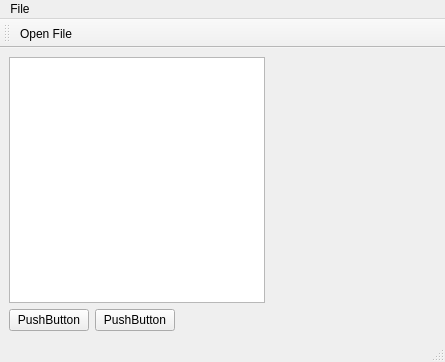
This is mainwindow.ui in 2025-GROUP-1/2025_GROUP_1 as Qt 5 draws it before an edit. The edited form follows.
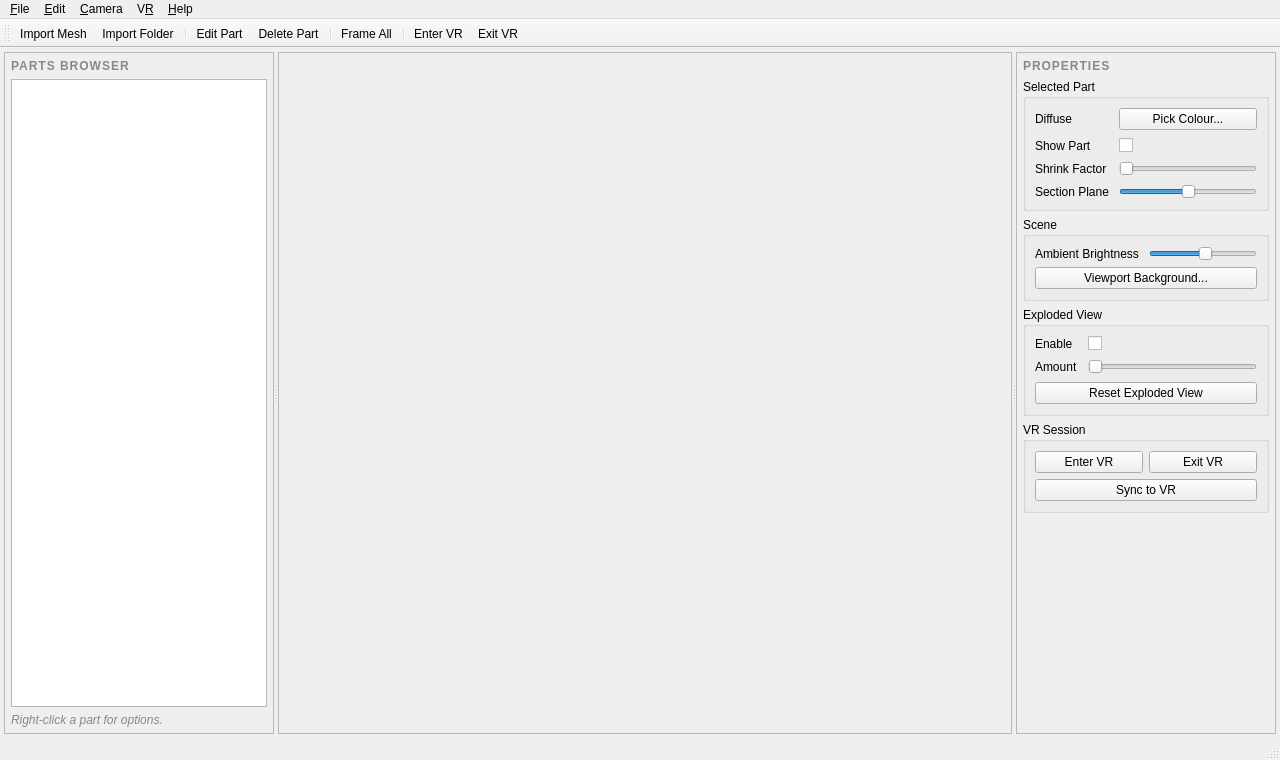
This is the edited form. Icons and pictures are not drawn. Custom widgets are drawn as their Qt base class.

Commit message: Added GUI, and filters including the explode feature. Allows opening of files and folders. Needs VR integration after merge of branches.

Patch:
```diff
--- a/mainwindow.ui
+++ b/mainwindow.ui
@@ -6,78 +6,426 @@
    <rect>
     <x>0</x>
     <y>0</y>
-    <width>445</width>
-    <height>362</height>
+				<width>1280</width>
+				<height>760</height>
    </rect>
   </property>
   <property name="windowTitle">
-   <string>MainWindow</string>
+			<string>VR Base Station</string>
   </property>
   <widget class="QWidget" name="centralwidget">
-   <layout class="QVBoxLayout" name="verticalLayout">
+			<layout class="QHBoxLayout" name="centralLayout">
+				<property name="spacing">
+					<number>4</number>
+				</property>
+				<property name="leftMargin">
+					<number>4</number>
+				</property>
+				<property name="topMargin">
+					<number>4</number>
+				</property>
+				<property name="rightMargin">
+					<number>4</number>
+				</property>
+				<property name="bottomMargin">
+					<number>4</number>
+				</property>
     <item>
-     <layout class="QHBoxLayout" name="horizontalLayout">
+					<widget class="QSplitter" name="mainSplitter">
+						<property name="orientation">
+							<enum>Qt::Orientation::Horizontal</enum>
+						</property>
+						<property name="handleWidth">
+							<number>4</number>
+						</property>
+						<property name="childrenCollapsible">
+							<bool>false</bool>
+						</property>
+						<widget class="QFrame" name="browserFrame">
+							<property name="minimumSize">
+								<size>
+									<width>220</width>
+									<height>0</height>
+								</size>
+							</property>
+							<property name="frameShape">
+								<enum>QFrame::Shape::StyledPanel</enum>
+							</property>
+							<layout class="QVBoxLayout" name="browserLayout">
+								<property name="leftMargin">
+									<number>6</number>
+								</property>
+								<property name="topMargin">
+									<number>6</number>
+								</property>
+								<property name="rightMargin">
+									<number>6</number>
+								</property>
+								<property name="bottomMargin">
+									<number>6</number>
+								</property>
+								<item>
+									<widget class="QLabel" name="browserHeading">
+										<property name="styleSheet">
+											<string notr="true">font-weight: bold; letter-spacing: 1px; color: #888;</string>
+										</property>
+										<property name="text">
+											<string>PARTS BROWSER</string>
+										</property>
+									</widget>
+								</item>
       <item>
        <widget class="QTreeView" name="treeView">
-        <property name="sizePolicy">
-         <sizepolicy hsizetype="Fixed" vsizetype="Expanding">
-          <horstretch>0</horstretch>
-          <verstretch>0</verstretch>
-         </sizepolicy>
-        </property>
         <property name="contextMenuPolicy">
          <enum>Qt::ContextMenuPolicy::ActionsContextMenu</enum>
         </property>
-       </widget>
-      </item>
+										<property name="alternatingRowColors">
+											<bool>true</bool>
+										</property>
+										<property name="rootIsDecorated">
+											<bool>true</bool>
+										</property>
+									</widget>
+								</item>
+								<item>
+									<widget class="QLabel" name="browserHint">
+										<property name="styleSheet">
+											<string notr="true">color: #888; font-style: italic;</string>
+										</property>
+										<property name="text">
+											<string>Right-click a part for options.</string>
+										</property>
+										<property name="wordWrap">
+											<bool>true</bool>
+										</property>
+									</widget>
+								</item>
+							</layout>
+						</widget>
+						<widget class="QFrame" name="viewportFrame">
+							<property name="sizePolicy">
+								<sizepolicy hsizetype="Expanding" vsizetype="Expanding">
+									<horstretch>2</horstretch>
+									<verstretch>0</verstretch>
+								</sizepolicy>
+							</property>
+							<property name="frameShape">
+								<enum>QFrame::Shape::StyledPanel</enum>
+							</property>
+							<layout class="QVBoxLayout" name="viewportLayout">
+								<property name="spacing">
+									<number>0</number>
+								</property>
+								<property name="leftMargin">
+									<number>0</number>
+								</property>
+								<property name="topMargin">
+									<number>0</number>
+								</property>
+								<property name="rightMargin">
+									<number>0</number>
+								</property>
+								<property name="bottomMargin">
+									<number>0</number>
+								</property>
       <item>
        <widget class="QVTKOpenGLNativeWidget" name="vtkWidget" native="true">
         <property name="sizePolicy">
          <sizepolicy hsizetype="Expanding" vsizetype="Expanding">
-          <horstretch>0</horstretch>
-          <verstretch>0</verstretch>
+												<horstretch>1</horstretch>
+												<verstretch>1</verstretch>
          </sizepolicy>
         </property>
         <property name="minimumSize">
          <size>
-          <width>0</width>
+												<width>400</width>
+												<height>300</height>
+											</size>
+										</property>
+									</widget>
+								</item>
+							</layout>
+						</widget>
+						<widget class="QFrame" name="propertiesFrame">
+							<property name="minimumSize">
+								<size>
+									<width>260</width>
           <height>0</height>
          </size>
         </property>
-       </widget>
-      </item>
-     </layout>
+							<property name="frameShape">
+								<enum>QFrame::Shape::StyledPanel</enum>
+							</property>
+							<layout class="QVBoxLayout" name="propertiesLayout">
+								<property name="leftMargin">
+									<number>6</number>
+								</property>
+								<property name="topMargin">
+									<number>6</number>
+								</property>
+								<property name="rightMargin">
+									<number>6</number>
+								</property>
+								<property name="bottomMargin">
+									<number>6</number>
+								</property>
+								<item>
+									<widget class="QLabel" name="propertiesHeading">
+										<property name="styleSheet">
+											<string notr="true">font-weight: bold; letter-spacing: 1px; color: #888;</string>
+										</property>
+										<property name="text">
+											<string>PROPERTIES</string>
+										</property>
+									</widget>
+								</item>
+								<item>
+									<widget class="QGroupBox" name="groupPart">
+										<property name="title">
+											<string>Selected Part</string>
+										</property>
+										<layout class="QFormLayout" name="groupPartLayout">
+											<property name="horizontalSpacing">
+												<number>10</number>
+											</property>
+											<property name="verticalSpacing">
+												<number>8</number>
+											</property>
+											<item row="0" column="0">
+												<widget class="QLabel" name="labelDiffuse">
+													<property name="text">
+														<string>Diffuse</string>
+													</property>
+												</widget>
+											</item>
+											<item row="0" column="1">
+												<widget class="QPushButton" name="buttonDiffuseColour">
+													<property name="text">
+														<string>Pick Colour...</string>
+													</property>
+												</widget>
+											</item>
+											<item row="1" column="0">
+												<widget class="QLabel" name="labelShow">
+													<property name="text">
+														<string>Show Part</string>
+													</property>
+												</widget>
+											</item>
+											<item row="1" column="1">
+												<widget class="QCheckBox" name="checkShowPart">
+													<property name="text">
+														<string/>
+													</property>
+												</widget>
+											</item>
+											<item row="2" column="0">
+												<widget class="QLabel" name="labelShrink">
+													<property name="text">
+														<string>Shrink Factor</string>
+													</property>
+												</widget>
+											</item>
+											<item row="2" column="1">
+												<widget class="QSlider" name="sliderShrink">
+													<property name="minimum">
+														<number>0</number>
+													</property>
+													<property name="maximum">
+														<number>100</number>
+													</property>
+													<property name="value">
+														<number>0</number>
+													</property>
+													<property name="orientation">
+														<enum>Qt::Orientation::Horizontal</enum>
+													</property>
+												</widget>
+											</item>
+											<item row="3" column="0">
+												<widget class="QLabel" name="labelSection">
+													<property name="text">
+														<string>Section Plane</string>
+													</property>
+												</widget>
+											</item>
+											<item row="3" column="1">
+												<widget class="QSlider" name="sliderSection">
+													<property name="minimum">
+														<number>-50</number>
+													</property>
+													<property name="maximum">
+														<number>50</number>
+													</property>
+													<property name="value">
+														<number>0</number>
+													</property>
+													<property name="orientation">
+														<enum>Qt::Orientation::Horizontal</enum>
+													</property>
+												</widget>
+											</item>
+										</layout>
+									</widget>
     </item>
     <item>
-     <layout class="QHBoxLayout" name="horizontalLayout_2">
+									<widget class="QGroupBox" name="groupScene">
+										<property name="title">
+											<string>Scene</string>
+										</property>
+										<layout class="QVBoxLayout" name="groupSceneLayout">
       <item>
-       <widget class="QPushButton" name="pushButton">
+												<layout class="QFormLayout" name="sceneFormLayout">
+													<property name="horizontalSpacing">
+														<number>10</number>
+													</property>
+													<property name="verticalSpacing">
+														<number>8</number>
+													</property>
+													<item row="0" column="0">
+														<widget class="QLabel" name="labelBrightness">
         <property name="text">
-         <string>PushButton</string>
+																<string>Ambient Brightness</string>
         </property>
        </widget>
       </item>
+													<item row="0" column="1">
+														<widget class="QSlider" name="sliderBrightness">
+															<property name="minimum">
+																<number>0</number>
+															</property>
+															<property name="maximum">
+																<number>100</number>
+															</property>
+															<property name="value">
+																<number>53</number>
+															</property>
+															<property name="orientation">
+																<enum>Qt::Orientation::Horizontal</enum>
+															</property>
+														</widget>
+													</item>
+												</layout>
+											</item>
       <item>
-       <widget class="QPushButton" name="pushButton_2">
+												<widget class="QPushButton" name="buttonViewportBackground">
         <property name="text">
-         <string>PushButton</string>
+														<string>Viewport Background...</string>
         </property>
        </widget>
       </item>
+										</layout>
+									</widget>
+								</item>
       <item>
-       <spacer name="horizontalSpacer">
+									<widget class="QGroupBox" name="groupExplode">
+										<property name="title">
+											<string>Exploded View</string>
+										</property>
+										<layout class="QFormLayout" name="groupExplodeLayout">
+											<property name="horizontalSpacing">
+												<number>10</number>
+											</property>
+											<property name="verticalSpacing">
+												<number>8</number>
+											</property>
+											<item row="0" column="0">
+												<widget class="QLabel" name="labelExplodeEnable">
+													<property name="text">
+														<string>Enable</string>
+													</property>
+												</widget>
+											</item>
+											<item row="0" column="1">
+												<widget class="QCheckBox" name="checkExplode">
+													<property name="text">
+														<string/>
+													</property>
+												</widget>
+											</item>
+											<item row="1" column="0">
+												<widget class="QLabel" name="labelExplodeAmount">
+													<property name="text">
+														<string>Amount</string>
+													</property>
+												</widget>
+											</item>
+											<item row="1" column="1">
+												<widget class="QSlider" name="sliderExplode">
+													<property name="minimum">
+														<number>0</number>
+													</property>
+													<property name="maximum">
+														<number>100</number>
+													</property>
+													<property name="value">
+														<number>0</number>
+													</property>
         <property name="orientation">
          <enum>Qt::Orientation::Horizontal</enum>
+													</property>
+												</widget>
+											</item>
+											<item row="2" column="0" colspan="2">
+												<widget class="QPushButton" name="buttonResetExplode">
+													<property name="text">
+														<string>Reset Exploded View</string>
+													</property>
+												</widget>
+											</item>
+										</layout>
+									</widget>
+								</item>
+								<item>
+									<widget class="QGroupBox" name="groupVR">
+										<property name="title">
+											<string>VR Session</string>
+										</property>
+										<layout class="QVBoxLayout" name="groupVRLayout">
+											<item>
+												<layout class="QHBoxLayout" name="vrButtonsLayout">
+													<item>
+														<widget class="QPushButton" name="buttonEnterVR">
+															<property name="text">
+																<string>Enter VR</string>
+															</property>
+														</widget>
+													</item>
+													<item>
+														<widget class="QPushButton" name="buttonExitVR">
+															<property name="text">
+																<string>Exit VR</string>
+															</property>
+														</widget>
+													</item>
+												</layout>
+											</item>
+											<item>
+												<widget class="QPushButton" name="buttonSyncVR">
+													<property name="text">
+														<string>Sync to VR</string>
+													</property>
+												</widget>
+											</item>
+										</layout>
+									</widget>
+								</item>
+								<item>
+									<spacer>
+										<property name="orientation">
+											<enum>Qt::Orientation::Vertical</enum>
         </property>
         <property name="sizeHint" stdset="0">
          <size>
-          <width>785</width>
-          <height>20</height>
+												<width>20</width>
+												<height>40</height>
          </size>
         </property>
        </spacer>
       </item>
      </layout>
+						</widget>
+					</widget>
     </item>
    </layout>
   </widget>
@@ -86,22 +434,55 @@
     <rect>
      <x>0</x>
      <y>0</y>
-     <width>445</width>
+					<width>1280</width>
      <height>17</height>
     </rect>
    </property>
    <widget class="QMenu" name="menuFile">
     <property name="title">
-     <string>File</string>
-    </property>
-    <addaction name="actionOpen_File"/>
+					<string>&amp;File</string>
+				</property>
+				<addaction name="actionImport_Mesh"/>
+				<addaction name="actionImport_Folder"/>
+				<addaction name="separator"/>
+				<addaction name="actionExit"/>
+			</widget>
+			<widget class="QMenu" name="menuEdit">
+				<property name="title">
+					<string>&amp;Edit</string>
+				</property>
+				<addaction name="actionEdit_Part"/>
+				<addaction name="actionDelete_Part"/>
+			</widget>
+			<widget class="QMenu" name="menuCamera">
+				<property name="title">
+					<string>&amp;Camera</string>
+				</property>
+				<addaction name="actionFrame_All"/>
+			</widget>
+			<widget class="QMenu" name="menuVR">
+				<property name="title">
+					<string>V&amp;R</string>
+				</property>
+				<addaction name="actionEnter_VR"/>
+				<addaction name="actionExit_VR"/>
+			</widget>
+			<widget class="QMenu" name="menuHelp">
+				<property name="title">
+					<string>&amp;Help</string>
+				</property>
+				<addaction name="actionAbout"/>
    </widget>
    <addaction name="menuFile"/>
+			<addaction name="menuEdit"/>
+			<addaction name="menuCamera"/>
+			<addaction name="menuVR"/>
+			<addaction name="menuHelp"/>
   </widget>
   <widget class="QStatusBar" name="statusbar"/>
   <widget class="QToolBar" name="toolBar">
    <property name="windowTitle">
-    <string>toolBar</string>
+				<string>Main Toolbar</string>
    </property>
    <attribute name="toolBarArea">
     <enum>TopToolBarArea</enum>
@@ -109,28 +490,133 @@
    <attribute name="toolBarBreak">
     <bool>false</bool>
    </attribute>
-   <addaction name="actionOpen_File"/>
-  </widget>
-  <action name="actionOpen_File">
+			<addaction name="actionImport_Mesh"/>
+			<addaction name="actionImport_Folder"/>
+			<addaction name="separator"/>
+			<addaction name="actionEdit_Part"/>
+			<addaction name="actionDelete_Part"/>
+			<addaction name="separator"/>
+			<addaction name="actionFrame_All"/>
+			<addaction name="separator"/>
+			<addaction name="actionEnter_VR"/>
+			<addaction name="actionExit_VR"/>
+		</widget>
+		<action name="actionImport_Mesh">
    <property name="icon">
-    <iconset resource="icons.qrc">
-     <normaloff>:/icons/fileopen.png</normaloff>:/icons/fileopen.png</iconset>
+				<iconset>
+					<normaloff>:/icons/fileopen.png</normaloff>:/icons/fileopen.png
+				</iconset>
    </property>
    <property name="text">
-    <string>Open File</string>
-   </property>
+				<string>&amp;Import Mesh...</string>
+			</property>
+			<property name="toolTip">
+				<string>Import an STL mesh (Ctrl+I)</string>
+			</property>
+			<property name="shortcut">
+				<string>Ctrl+I</string>
+			</property>
    <property name="menuRole">
     <enum>QAction::MenuRole::NoRole</enum>
    </property>
   </action>
-  <action name="actionItem_Options">
+		<action name="actionImport_Folder">
    <property name="text">
-    <string>Item Options</string>
-   </property>
+				<string>Import &amp;Folder...</string>
+			</property>
+			<property name="toolTip">
+				<string>Import every STL in a folder (Ctrl+Shift+I)</string>
+			</property>
+			<property name="shortcut">
+				<string>Ctrl+Shift+I</string>
+			</property>
    <property name="menuRole">
     <enum>QAction::MenuRole::NoRole</enum>
    </property>
   </action>
+		<action name="actionExit">
+			<property name="text">
+				<string>E&amp;xit</string>
+			</property>
+			<property name="shortcut">
+				<string>Ctrl+Q</string>
+			</property>
+			<property name="menuRole">
+				<enum>QAction::MenuRole::QuitRole</enum>
+			</property>
+		</action>
+		<action name="actionEdit_Part">
+			<property name="text">
+				<string>&amp;Edit Part...</string>
+			</property>
+			<property name="toolTip">
+				<string>Edit the selected part (Enter)</string>
+			</property>
+			<property name="shortcut">
+				<string>Return</string>
+			</property>
+			<property name="menuRole">
+				<enum>QAction::MenuRole::NoRole</enum>
+			</property>
+		</action>
+		<action name="actionDelete_Part">
+			<property name="text">
+				<string>&amp;Delete Part</string>
+			</property>
+			<property name="toolTip">
+				<string>Delete the selected part (Del)</string>
+			</property>
+			<property name="shortcut">
+				<string>Del</string>
+			</property>
+			<property name="menuRole">
+				<enum>QAction::MenuRole::NoRole</enum>
+			</property>
+		</action>
+		<action name="actionFrame_All">
+			<property name="text">
+				<string>&amp;Frame All</string>
+			</property>
+			<property name="toolTip">
+				<string>Fit camera to all parts (F)</string>
+			</property>
+			<property name="shortcut">
+				<string>F</string>
+			</property>
+			<property name="menuRole">
+				<enum>QAction::MenuRole::NoRole</enum>
+			</property>
+		</action>
+		<action name="actionEnter_VR">
+			<property name="text">
+				<string>&amp;Enter VR</string>
+			</property>
+			<property name="toolTip">
+				<string>Start the VR rendering thread</string>
+			</property>
+			<property name="menuRole">
+				<enum>QAction::MenuRole::NoRole</enum>
+			</property>
+		</action>
+		<action name="actionExit_VR">
+			<property name="text">
+				<string>E&amp;xit VR</string>
+			</property>
+			<property name="toolTip">
+				<string>Stop the VR rendering thread</string>
+			</property>
+			<property name="menuRole">
+				<enum>QAction::MenuRole::NoRole</enum>
+			</property>
+		</action>
+		<action name="actionAbout">
+			<property name="text">
+				<string>&amp;About</string>
+			</property>
+			<property name="menuRole">
+				<enum>QAction::MenuRole::AboutRole</enum>
+			</property>
+		</action>
  </widget>
  <customwidgets>
   <customwidget>
```
Left out of the diff: 51 changed lines with no effect on the pictures. Lines whose indentation alone changed are shown as unchanged. The commit also changes 24 other files.
